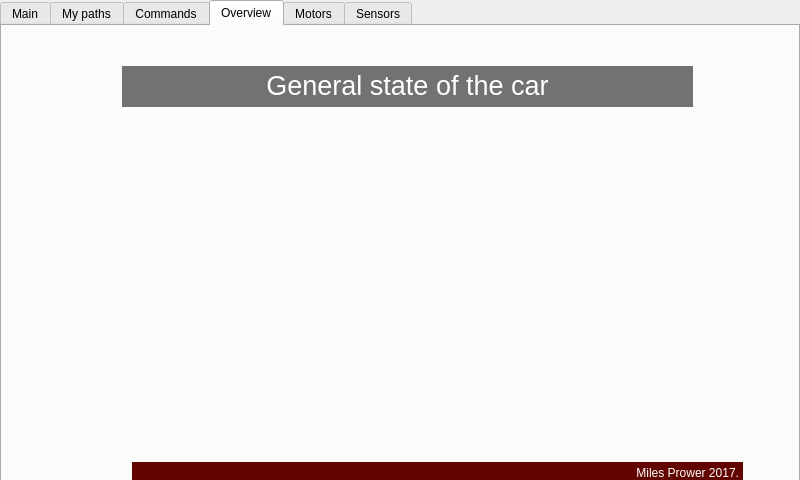
Qt form GUI/mainwindow.ui (Zorrander/LittleHelper) before a commit.
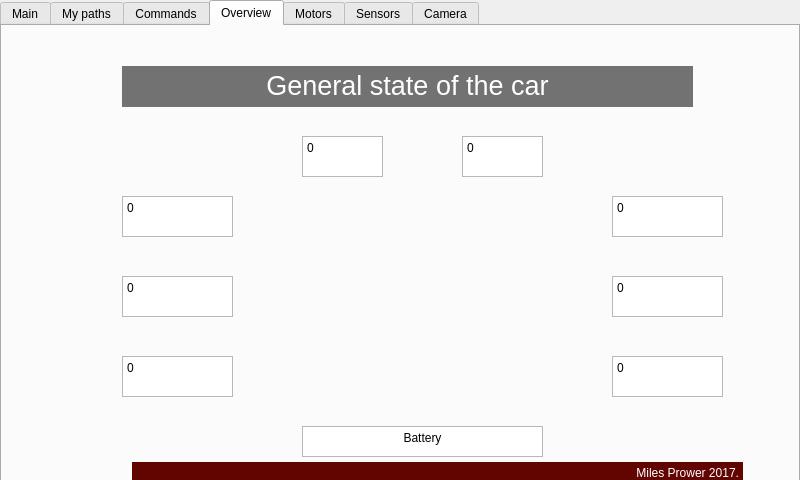
The same form after that commit. The open tabs and pages were chosen to show the change. Icons and pictures are not drawn.

Commit message: Added general overview tab. Added camera tab and retrieve frames from the webcam.

What changed in the file:
```diff
--- a/GUI/mainwindow.ui
+++ b/GUI/mainwindow.ui
@@ -542,6 +542,175 @@
 &lt;p align=&quot;center&quot; style=&quot; margin-top:0px; margin-bottom:0px; margin-left:0px; margin-right:0px; -qt-block-indent:0; text-indent:0px;&quot;&gt;&lt;span style=&quot; font-size:20pt;&quot;&gt;General state of the car&lt;/span&gt;&lt;/p&gt;&lt;/body&gt;&lt;/html&gt;</string>
       </property>
      </widget>
+     <widget class="QLabel" name="label">
+      <property name="geometry">
+       <rect>
+        <x>300</x>
+        <y>160</y>
+        <width>241</width>
+        <height>211</height>
+       </rect>
+      </property>
+      <property name="text">
+       <string/>
+      </property>
+      <property name="pixmap">
+       <pixmap resource="res.qrc">:/img/car-top-view.png</pixmap>
+      </property>
+     </widget>
+     <widget class="QTextBrowser" name="textBrowser_3">
+      <property name="geometry">
+       <rect>
+        <x>120</x>
+        <y>170</y>
+        <width>111</width>
+        <height>41</height>
+       </rect>
+      </property>
+      <property name="html">
+       <string>&lt;!DOCTYPE HTML PUBLIC &quot;-//W3C//DTD HTML 4.0//EN&quot; &quot;http://www.w3.org/TR/REC-html40/strict.dtd&quot;&gt;
+&lt;html&gt;&lt;head&gt;&lt;meta name=&quot;qrichtext&quot; content=&quot;1&quot; /&gt;&lt;style type=&quot;text/css&quot;&gt;
+p, li { white-space: pre-wrap; }
+&lt;/style&gt;&lt;/head&gt;&lt;body style=&quot; font-family:'Sans Serif'; font-size:9pt; font-weight:400; font-style:normal;&quot;&gt;
+&lt;p style=&quot; margin-top:0px; margin-bottom:0px; margin-left:0px; margin-right:0px; -qt-block-indent:0; text-indent:0px;&quot;&gt;0&lt;/p&gt;&lt;/body&gt;&lt;/html&gt;</string>
+      </property>
+     </widget>
+     <widget class="QTextBrowser" name="textBrowser_4">
+      <property name="geometry">
+       <rect>
+        <x>120</x>
+        <y>250</y>
+        <width>111</width>
+        <height>41</height>
+       </rect>
+      </property>
+      <property name="html">
+       <string>&lt;!DOCTYPE HTML PUBLIC &quot;-//W3C//DTD HTML 4.0//EN&quot; &quot;http://www.w3.org/TR/REC-html40/strict.dtd&quot;&gt;
+&lt;html&gt;&lt;head&gt;&lt;meta name=&quot;qrichtext&quot; content=&quot;1&quot; /&gt;&lt;style type=&quot;text/css&quot;&gt;
+p, li { white-space: pre-wrap; }
+&lt;/style&gt;&lt;/head&gt;&lt;body style=&quot; font-family:'Sans Serif'; font-size:9pt; font-weight:400; font-style:normal;&quot;&gt;
+&lt;p style=&quot; margin-top:0px; margin-bottom:0px; margin-left:0px; margin-right:0px; -qt-block-indent:0; text-indent:0px;&quot;&gt;0&lt;/p&gt;&lt;/body&gt;&lt;/html&gt;</string>
+      </property>
+     </widget>
+     <widget class="QTextBrowser" name="textBrowser_11">
+      <property name="geometry">
+       <rect>
+        <x>120</x>
+        <y>330</y>
+        <width>111</width>
+        <height>41</height>
+       </rect>
+      </property>
+      <property name="html">
+       <string>&lt;!DOCTYPE HTML PUBLIC &quot;-//W3C//DTD HTML 4.0//EN&quot; &quot;http://www.w3.org/TR/REC-html40/strict.dtd&quot;&gt;
+&lt;html&gt;&lt;head&gt;&lt;meta name=&quot;qrichtext&quot; content=&quot;1&quot; /&gt;&lt;style type=&quot;text/css&quot;&gt;
+p, li { white-space: pre-wrap; }
+&lt;/style&gt;&lt;/head&gt;&lt;body style=&quot; font-family:'Sans Serif'; font-size:9pt; font-weight:400; font-style:normal;&quot;&gt;
+&lt;p style=&quot; margin-top:0px; margin-bottom:0px; margin-left:0px; margin-right:0px; -qt-block-indent:0; text-indent:0px;&quot;&gt;0&lt;/p&gt;&lt;/body&gt;&lt;/html&gt;</string>
+      </property>
+     </widget>
+     <widget class="QTextBrowser" name="textBrowser_12">
+      <property name="geometry">
+       <rect>
+        <x>610</x>
+        <y>250</y>
+        <width>111</width>
+        <height>41</height>
+       </rect>
+      </property>
+      <property name="html">
+       <string>&lt;!DOCTYPE HTML PUBLIC &quot;-//W3C//DTD HTML 4.0//EN&quot; &quot;http://www.w3.org/TR/REC-html40/strict.dtd&quot;&gt;
+&lt;html&gt;&lt;head&gt;&lt;meta name=&quot;qrichtext&quot; content=&quot;1&quot; /&gt;&lt;style type=&quot;text/css&quot;&gt;
+p, li { white-space: pre-wrap; }
+&lt;/style&gt;&lt;/head&gt;&lt;body style=&quot; font-family:'Sans Serif'; font-size:9pt; font-weight:400; font-style:normal;&quot;&gt;
+&lt;p style=&quot; margin-top:0px; margin-bottom:0px; margin-left:0px; margin-right:0px; -qt-block-indent:0; text-indent:0px;&quot;&gt;0&lt;/p&gt;&lt;/body&gt;&lt;/html&gt;</string>
+      </property>
+     </widget>
+     <widget class="QTextBrowser" name="textBrowser_13">
+      <property name="geometry">
+       <rect>
+        <x>610</x>
+        <y>330</y>
+        <width>111</width>
+        <height>41</height>
+       </rect>
+      </property>
+      <property name="html">
+       <string>&lt;!DOCTYPE HTML PUBLIC &quot;-//W3C//DTD HTML 4.0//EN&quot; &quot;http://www.w3.org/TR/REC-html40/strict.dtd&quot;&gt;
+&lt;html&gt;&lt;head&gt;&lt;meta name=&quot;qrichtext&quot; content=&quot;1&quot; /&gt;&lt;style type=&quot;text/css&quot;&gt;
+p, li { white-space: pre-wrap; }
+&lt;/style&gt;&lt;/head&gt;&lt;body style=&quot; font-family:'Sans Serif'; font-size:9pt; font-weight:400; font-style:normal;&quot;&gt;
+&lt;p style=&quot; margin-top:0px; margin-bottom:0px; margin-left:0px; margin-right:0px; -qt-block-indent:0; text-indent:0px;&quot;&gt;0&lt;/p&gt;&lt;/body&gt;&lt;/html&gt;</string>
+      </property>
+     </widget>
+     <widget class="QTextBrowser" name="textBrowser_14">
+      <property name="geometry">
+       <rect>
+        <x>610</x>
+        <y>170</y>
+        <width>111</width>
+        <height>41</height>
+       </rect>
+      </property>
+      <property name="html">
+       <string>&lt;!DOCTYPE HTML PUBLIC &quot;-//W3C//DTD HTML 4.0//EN&quot; &quot;http://www.w3.org/TR/REC-html40/strict.dtd&quot;&gt;
+&lt;html&gt;&lt;head&gt;&lt;meta name=&quot;qrichtext&quot; content=&quot;1&quot; /&gt;&lt;style type=&quot;text/css&quot;&gt;
+p, li { white-space: pre-wrap; }
+&lt;/style&gt;&lt;/head&gt;&lt;body style=&quot; font-family:'Sans Serif'; font-size:9pt; font-weight:400; font-style:normal;&quot;&gt;
+&lt;p style=&quot; margin-top:0px; margin-bottom:0px; margin-left:0px; margin-right:0px; -qt-block-indent:0; text-indent:0px;&quot;&gt;0&lt;/p&gt;&lt;/body&gt;&lt;/html&gt;</string>
+      </property>
+     </widget>
+     <widget class="QTextBrowser" name="textBrowser_15">
+      <property name="geometry">
+       <rect>
+        <x>300</x>
+        <y>110</y>
+        <width>81</width>
+        <height>41</height>
+       </rect>
+      </property>
+      <property name="html">
+       <string>&lt;!DOCTYPE HTML PUBLIC &quot;-//W3C//DTD HTML 4.0//EN&quot; &quot;http://www.w3.org/TR/REC-html40/strict.dtd&quot;&gt;
+&lt;html&gt;&lt;head&gt;&lt;meta name=&quot;qrichtext&quot; content=&quot;1&quot; /&gt;&lt;style type=&quot;text/css&quot;&gt;
+p, li { white-space: pre-wrap; }
+&lt;/style&gt;&lt;/head&gt;&lt;body style=&quot; font-family:'Sans Serif'; font-size:9pt; font-weight:400; font-style:normal;&quot;&gt;
+&lt;p style=&quot; margin-top:0px; margin-bottom:0px; margin-left:0px; margin-right:0px; -qt-block-indent:0; text-indent:0px;&quot;&gt;0&lt;/p&gt;&lt;/body&gt;&lt;/html&gt;</string>
+      </property>
+     </widget>
+     <widget class="QTextBrowser" name="textBrowser_16">
+      <property name="geometry">
+       <rect>
+        <x>460</x>
+        <y>110</y>
+        <width>81</width>
+        <height>41</height>
+       </rect>
+      </property>
+      <property name="html">
+       <string>&lt;!DOCTYPE HTML PUBLIC &quot;-//W3C//DTD HTML 4.0//EN&quot; &quot;http://www.w3.org/TR/REC-html40/strict.dtd&quot;&gt;
+&lt;html&gt;&lt;head&gt;&lt;meta name=&quot;qrichtext&quot; content=&quot;1&quot; /&gt;&lt;style type=&quot;text/css&quot;&gt;
+p, li { white-space: pre-wrap; }
+&lt;/style&gt;&lt;/head&gt;&lt;body style=&quot; font-family:'Sans Serif'; font-size:9pt; font-weight:400; font-style:normal;&quot;&gt;
+&lt;p style=&quot; margin-top:0px; margin-bottom:0px; margin-left:0px; margin-right:0px; -qt-block-indent:0; text-indent:0px;&quot;&gt;0&lt;/p&gt;&lt;/body&gt;&lt;/html&gt;</string>
+      </property>
+     </widget>
+     <widget class="QTextBrowser" name="textBrowser_17">
+      <property name="geometry">
+       <rect>
+        <x>300</x>
+        <y>400</y>
+        <width>241</width>
+        <height>31</height>
+       </rect>
+      </property>
+      <property name="html">
+       <string>&lt;!DOCTYPE HTML PUBLIC &quot;-//W3C//DTD HTML 4.0//EN&quot; &quot;http://www.w3.org/TR/REC-html40/strict.dtd&quot;&gt;
+&lt;html&gt;&lt;head&gt;&lt;meta name=&quot;qrichtext&quot; content=&quot;1&quot; /&gt;&lt;style type=&quot;text/css&quot;&gt;
+p, li { white-space: pre-wrap; }
+&lt;/style&gt;&lt;/head&gt;&lt;body style=&quot; font-family:'Sans Serif'; font-size:9pt; font-weight:400; font-style:normal;&quot;&gt;
+&lt;p align=&quot;center&quot; style=&quot; margin-top:0px; margin-bottom:0px; margin-left:0px; margin-right:0px; -qt-block-indent:0; text-indent:0px;&quot;&gt;Battery&lt;/p&gt;&lt;/body&gt;&lt;/html&gt;</string>
+      </property>
+     </widget>
     </widget>
     <widget class="QWidget" name="TabMotors">
      <property name="styleSheet">
@@ -643,7 +812,51 @@
 &lt;html&gt;&lt;head&gt;&lt;meta name=&quot;qrichtext&quot; content=&quot;1&quot; /&gt;&lt;style type=&quot;text/css&quot;&gt;
 p, li { white-space: pre-wrap; }
 &lt;/style&gt;&lt;/head&gt;&lt;body style=&quot; font-family:'Sans Serif'; font-size:9pt; font-weight:400; font-style:normal;&quot;&gt;
-&lt;p align=&quot;center&quot; style=&quot; margin-top:0px; margin-bottom:0px; margin-left:0px; margin-right:0px; -qt-block-indent:0; text-indent:0px;&quot;&gt;&lt;span style=&quot; font-size:20pt;&quot;&gt;Sensors diagnostic&lt;/span&gt;&lt;/p&gt;&lt;/body&gt;&lt;/html&gt;</string>
+&lt;p align=&quot;center&quot; style=&quot; margin-top:0px; margin-bottom:0px; margin-left:0px; margin-right:0px; -qt-block-indent:0; text-indent:0px;&quot;&gt;&lt;span style=&quot; font-size:20pt;&quot;&gt;Sensors diagnosis&lt;/span&gt;&lt;/p&gt;&lt;/body&gt;&lt;/html&gt;</string>
+      </property>
+     </widget>
+    </widget>
+    <widget class="QWidget" name="TabCamera">
+     <attribute name="title">
+      <string>Camera</string>
+     </attribute>
+     <widget class="QTextBrowser" name="textBrowser_18">
+      <property name="geometry">
+       <rect>
+        <x>120</x>
+        <y>40</y>
+        <width>571</width>
+        <height>41</height>
+       </rect>
+      </property>
+      <property name="styleSheet">
+       <string notr="true">background-color: rgb(114, 114, 114);
+color: rgb(255, 255, 255);
+border:none;
+</string>
+      </property>
+      <property name="html">
+       <string>&lt;!DOCTYPE HTML PUBLIC &quot;-//W3C//DTD HTML 4.0//EN&quot; &quot;http://www.w3.org/TR/REC-html40/strict.dtd&quot;&gt;
+&lt;html&gt;&lt;head&gt;&lt;meta name=&quot;qrichtext&quot; content=&quot;1&quot; /&gt;&lt;style type=&quot;text/css&quot;&gt;
+p, li { white-space: pre-wrap; }
+&lt;/style&gt;&lt;/head&gt;&lt;body style=&quot; font-family:'Sans Serif'; font-size:9pt; font-weight:400; font-style:normal;&quot;&gt;
+&lt;p align=&quot;center&quot; style=&quot; margin-top:0px; margin-bottom:0px; margin-left:0px; margin-right:0px; -qt-block-indent:0; text-indent:0px;&quot;&gt;&lt;span style=&quot; font-size:20pt;&quot;&gt;Camera point of view&lt;/span&gt;&lt;/p&gt;&lt;/body&gt;&lt;/html&gt;</string>
+      </property>
+     </widget>
+     <widget class="QLabel" name="videoFrame">
+      <property name="geometry">
+       <rect>
+        <x>30</x>
+        <y>110</y>
+        <width>361</width>
+        <height>311</height>
+       </rect>
+      </property>
+      <property name="styleSheet">
+       <string notr="true">background-color: rgb(0, 0, 0);</string>
+      </property>
+      <property name="text">
+       <string/>
       </property>
      </widget>
     </widget>
```
Left out of the diff: 7 changed lines with no effect on the pictures. The commit also changes 7 other files.
